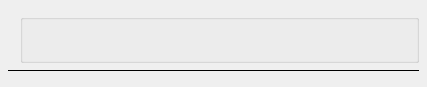
The window that applications/SwFT/swftControlsStackUnit.ui (ghost-kit/archive) describes before a commit, drawn with Qt 5.
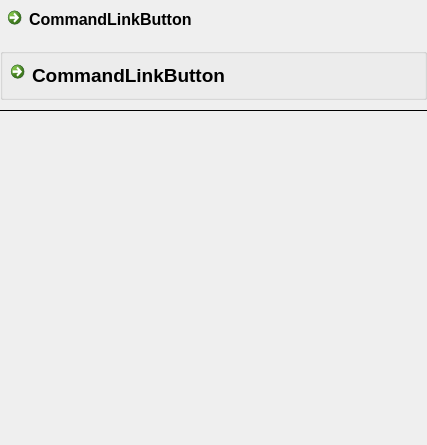
The same window after the commit. Icons and pictures are not drawn. Custom widgets are drawn as their Qt base class.

Commit message: daily end of day commit. Working on UI objects

Patch:
```diff
--- a/applications/SwFT/swftControlsStackUnit.ui
+++ b/applications/SwFT/swftControlsStackUnit.ui
@@ -7,7 +7,7 @@
     <x>0</x>
     <y>0</y>
     <width>427</width>
-    <height>87</height>
+    <height>445</height>
    </rect>
   </property>
   <property name="font">
@@ -21,83 +21,70 @@
   </property>
   <layout class="QGridLayout" name="gridLayout">
    <property name="horizontalSpacing">
-    <number>0</number>
-   </property>
-   <property name="verticalSpacing">
     <number>6</number>
    </property>
+   <property name="verticalSpacing">
+    <number>9</number>
+   </property>
    <property name="margin">
-    <number>8</number>
+    <number>0</number>
    </property>
-   <item row="1" column="1">
+   <item row="0" column="0" colspan="3">
+    <widget class="QCommandLinkButton" name="masterCommand">
+     <property name="font">
+      <font>
+       <family>Helvetica Neue</family>
+       <pointsize>12</pointsize>
+      </font>
+     </property>
+     <property name="text">
+      <string>CommandLinkButton</string>
+     </property>
+     <property name="icon">
+      <iconset resource="../../../../app-swft-build/SwFT_generated.qrc">
+       <normaloff>:/SwFT/SplashImage.img</normaloff>:/SwFT/SplashImage.img</iconset>
+     </property>
+     <property name="iconSize">
+      <size>
+       <width>32</width>
+       <height>32</height>
+      </size>
+     </property>
+    </widget>
+   </item>
+   <item row="4" column="0">
+    <spacer name="verticalSpacer">
+     <property name="orientation">
+      <enum>Qt::Vertical</enum>
+     </property>
+     <property name="sizeHint" stdset="0">
+      <size>
+       <width>20</width>
+       <height>40</height>
+      </size>
+     </property>
+    </spacer>
+   </item>
+   <item row="1" column="0" colspan="3">
     <widget class="QGroupBox" name="subButtonStack">
-     <property name="enabled">
-      <bool>true</bool>
-     </property>
-     <property name="title">
-      <string/>
-     </property>
-     <property name="alignment">
-      <set>Qt::AlignLeading|Qt::AlignLeft|Qt::AlignTop</set>
-     </property>
-     <property name="flat">
-      <bool>false</bool>
-     </property>
-     <property name="checkable">
-      <bool>false</bool>
-     </property>
      <layout class="QVBoxLayout" name="verticalLayout">
       <property name="spacing">
-       <number>2</number>
+       <number>0</number>
       </property>
       <property name="margin">
-       <number>1</number>
+       <number>0</number>
       </property>
       <item>
-       <widget class="swftCommandSubButton" name="subButton3" native="true"/>
-      </item>
-      <item>
-       <widget class="swftCommandSubButton" name="subButton1" native="true"/>
-      </item>
-      <item>
-       <widget class="swftCommandSubButton" name="subButton2" native="true"/>
+       <widget class="QCommandLinkButton" name="commandLinkButton">
+        <property name="text">
+         <string>CommandLinkButton</string>
+        </property>
+       </widget>
       </item>
      </layout>
     </widget>
    </item>
-   <item row="4" column="1">
-    <spacer name="verticalSpacer">
-     <property name="orientation">
-      <enum>Qt::Vertical</enum>
-     </property>
-     <property name="sizeHint" stdset="0">
-      <size>
-       <width>20</width>
-       <height>0</height>
-      </size>
-     </property>
-    </spacer>
-   </item>
-   <item row="1" column="0">
-    <spacer name="horizontalSpacer">
-     <property name="orientation">
-      <enum>Qt::Horizontal</enum>
-     </property>
-     <property name="sizeType">
-      <enum>QSizePolicy::Fixed</enum>
-     </property>
-     <property name="sizeHint" stdset="0">
-      <size>
-       <width>12</width>
-       <height>6</height>
-      </size>
-     </property>
-    </spacer>
-   </item>
-   <item row="0" column="0" colspan="2">
-    <widget class="swftCommandButton" name="commandButton" native="true"/>
-   </item>
-   <item row="3" column="0" colspan="2">
+   <item row="2" column="0" rowspan="2" colspan="3">
     <widget class="Line" name="line">
      <property name="frameShadow">
       <enum>QFrame::Plain</enum>
@@ -109,20 +96,25 @@
    </item>
   </layout>
  </widget>
- <customwidgets>
-  <customwidget>
-   <class>swftCommandButton</class>
-   <extends>QWidget</extends>
-   <header>swftCommandButton.h</header>
-   <container>1</container>
-  </customwidget>
-  <customwidget>
-   <class>swftCommandSubButton</class>
-   <extends>QWidget</extends>
-   <header>swftCommandsubButton.h</header>
-   <container>1</container>
-  </customwidget>
- </customwidgets>
- <resources/>
- <connections/>
+ <resources>
+  <include location="../../../../app-swft-build/SwFT_generated.qrc"/>
+ </resources>
+ <connections>
+  <connection>
+   <sender>masterCommand</sender>
+   <signal>clicked()</signal>
+   <receiver>subButtonStack</receiver>
+   <slot>show()</slot>
+   <hints>
+    <hint type="sourcelabel">
+     <x>213</x>
+     <y>22</y>
+    </hint>
+    <hint type="destinationlabel">
+     <x>226</x>
+     <y>53</y>
+    </hint>
+   </hints>
+  </connection>
+ </connections>
 </ui>
```
Left out of the diff: 2 changed lines with no effect on the pictures. The commit also changes 5 other files.
